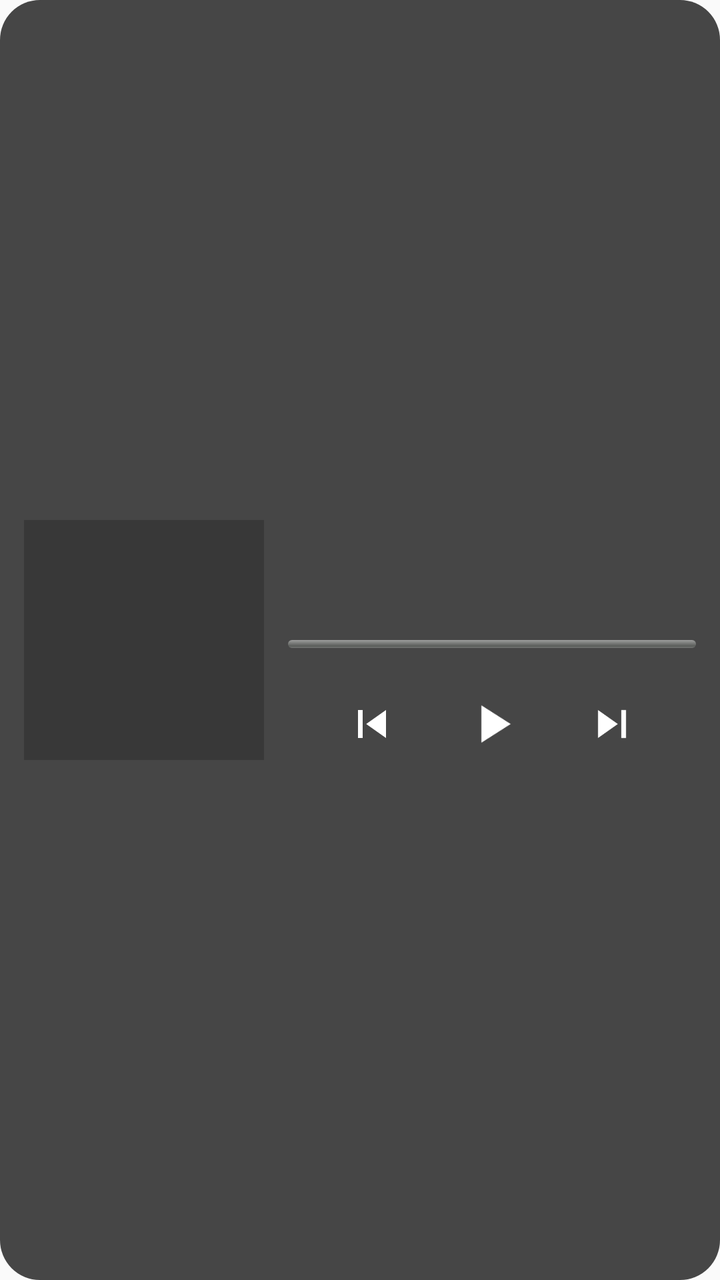
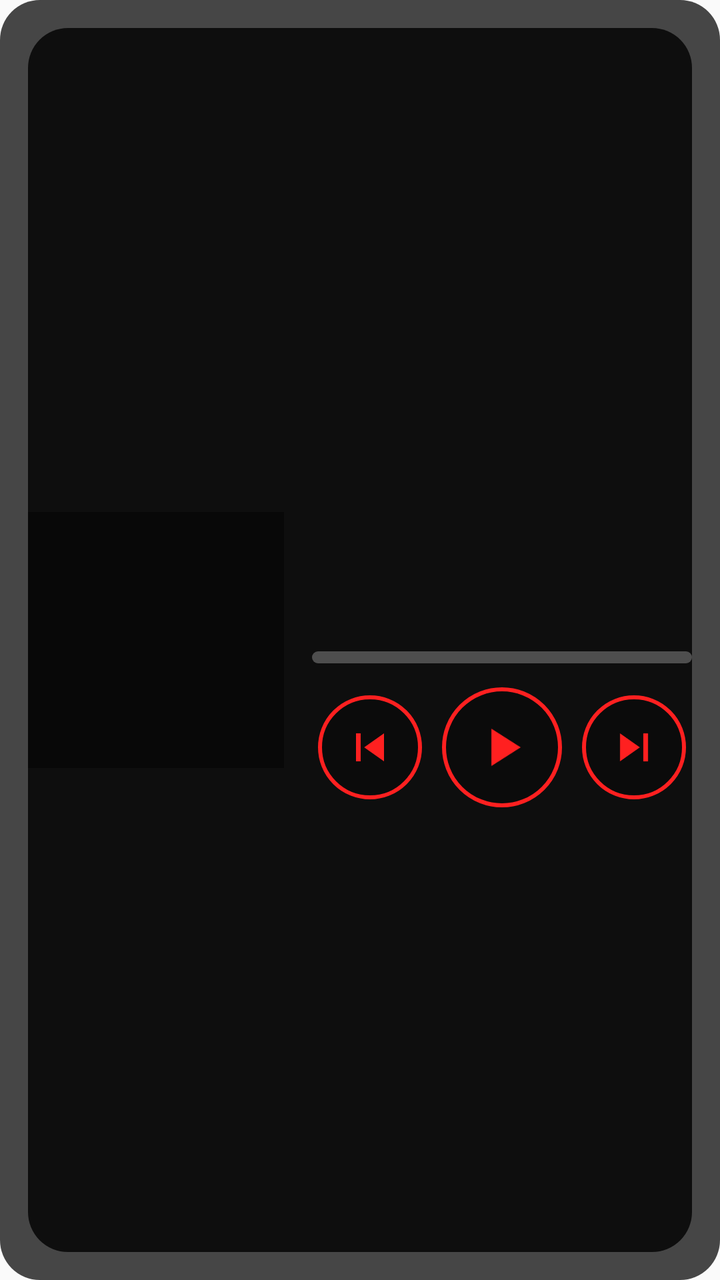

Before-and-after screenshots of an Android layout around one commit, followed by the original layout XML and the change that was made.
<!-- AndroidManifest.xml: another module's application theme AppTheme -->
<!-- res/layout/widget_player.xml -->
<?xml version="1.0" encoding="utf-8"?>
<RelativeLayout xmlns:android="http://schemas.android.com/apk/res/android"
    android:id="@+id/widget_root"
    android:layout_width="match_parent"
    android:layout_height="match_parent"
    android:background="@drawable/widget_background"
    android:padding="12dp">

    <ImageView
        android:id="@+id/widget_artwork_bg"
        android:layout_width="match_parent"
        android:layout_height="match_parent"
        android:alpha="0.35"
        android:contentDescription="@null"
        android:scaleType="centerCrop" />

    <LinearLayout
        android:layout_width="match_parent"
        android:layout_height="match_parent"
        android:gravity="center_vertical"
        android:orientation="horizontal">

        <ImageView
            android:id="@+id/widget_artwork"
            android:layout_width="120dp"
            android:layout_height="120dp"
            android:background="#33000000"
            android:contentDescription="@string/widget_artwork_desc"
            android:scaleType="centerCrop" />

        <LinearLayout
            android:layout_width="0dp"
            android:layout_height="wrap_content"
            android:layout_marginStart="12dp"
            android:layout_weight="1"
            android:orientation="vertical">

            <TextView
                android:id="@+id/widget_title"
                android:layout_width="match_parent"
                android:layout_height="wrap_content"
                android:ellipsize="marquee"
                android:marqueeRepeatLimit="marquee_forever"
                android:singleLine="true"
                android:textColor="#FFFFFF"
                android:textSize="16sp"
                android:textStyle="bold" />

            <TextView
                android:id="@+id/widget_artist"
                android:layout_width="match_parent"
                android:layout_height="wrap_content"
                android:layout_marginTop="4dp"
                android:ellipsize="end"
                android:maxLines="1"
                android:textColor="#CCFFFFFF"
                android:textSize="13sp" />

            <TextView
                android:id="@+id/widget_queue"
                android:layout_width="match_parent"
                android:layout_height="wrap_content"
                android:layout_marginTop="2dp"
                android:textColor="#99FFFFFF"
                android:textSize="11sp" />

            <ProgressBar
                android:id="@+id/widget_progress"
                style="?android:attr/progressBarStyleHorizontal"
                android:layout_width="match_parent"
                android:layout_height="4dp"
                android:layout_marginTop="10dp"
                android:max="1000"
                android:progressDrawable="@android:drawable/progress_horizontal" />

            <LinearLayout
                android:layout_width="match_parent"
                android:layout_height="wrap_content"
                android:layout_marginTop="10dp"
                android:gravity="center"
                android:orientation="horizontal">

                <ImageButton
                    android:id="@+id/widget_btn_prev"
                    android:layout_width="48dp"
                    android:layout_height="48dp"
                    android:background="?android:attr/selectableItemBackgroundBorderless"
                    android:contentDescription="@string/widget_prev_desc"
                    android:padding="10dp"
                    android:scaleType="fitCenter"
                    android:src="@drawable/ic_widget_skip_previous" />

                <ImageButton
                    android:id="@+id/widget_btn_play_pause"
                    android:layout_width="56dp"
                    android:layout_height="56dp"
                    android:layout_marginHorizontal="8dp"
                    android:background="?android:attr/selectableItemBackgroundBorderless"
                    android:contentDescription="@string/widget_play_desc"
                    android:padding="12dp"
                    android:scaleType="fitCenter"
                    android:src="@drawable/ic_widget_play" />

                <ImageButton
                    android:id="@+id/widget_btn_next"
                    android:layout_width="48dp"
                    android:layout_height="48dp"
                    android:background="?android:attr/selectableItemBackgroundBorderless"
                    android:contentDescription="@string/widget_next_desc"
                    android:padding="10dp"
                    android:scaleType="fitCenter"
                    android:src="@drawable/ic_widget_skip_next" />
            </LinearLayout>
        </LinearLayout>
    </LinearLayout>
</RelativeLayout>
<!-- resources referenced by this layout -->
<resources>
  <!-- drawable ic_widget_play (drawable) -->
  <?xml version="1.0" encoding="utf-8"?>
  <vector xmlns:android="http://schemas.android.com/apk/res/android"
      android:width="24dp"
      android:height="24dp"
      android:viewportWidth="24"
      android:viewportHeight="24">
      <path
          android:fillColor="#FFFFFF"
          android:pathData="M8,5v14l11,-7z" />
  </vector>
  <!-- drawable ic_widget_skip_next (drawable) -->
  <?xml version="1.0" encoding="utf-8"?>
  <vector xmlns:android="http://schemas.android.com/apk/res/android"
      android:width="24dp"
      android:height="24dp"
      android:viewportWidth="24"
      android:viewportHeight="24">
      <path
          android:fillColor="#FFFFFF"
          android:pathData="M6,18l8.5,-6L6,6v12zM16,6v12h2V6h-2z" />
  </vector>
  <!-- drawable ic_widget_skip_previous (drawable) -->
  <?xml version="1.0" encoding="utf-8"?>
  <vector xmlns:android="http://schemas.android.com/apk/res/android"
      android:width="24dp"
      android:height="24dp"
      android:viewportWidth="24"
      android:viewportHeight="24">
      <path
          android:fillColor="#FFFFFF"
          android:pathData="M6,6h2v12H6V6zM9.5,12l8.5,6V6L9.5,12z" />
  </vector>
  <!-- drawable widget_background (drawable) -->
  <?xml version="1.0" encoding="utf-8"?>
  <shape xmlns:android="http://schemas.android.com/apk/res/android"
      android:shape="rectangle">
      <solid android:color="#CC1A1A1A" />
      <corners android:radius="20dp" />
  </shape>
  <string name="widget_artwork_desc">Carátula del álbum</string>
  <string name="widget_next_desc">Siguiente</string>
  <string name="widget_play_desc">Reproducir o pausar</string>
  <string name="widget_prev_desc">Anterior</string>
  <style name="AppTheme" parent="Theme.AppCompat.Light.DarkActionBar">
          
          <item name="colorPrimary">@color/colorPrimary</item>
          <item name="colorPrimaryDark">@color/colorPrimaryDark</item>
          <item name="colorAccent">@color/colorAccent</item>
      </style>
</resources>

<!-- the commit's change to res/layout/widget_player.xml (unified diff, before → after) -->
@@ -4,15 +4,21 @@
     android:layout_width="match_parent"
     android:layout_height="match_parent"
     android:background="@drawable/widget_background"
-    android:padding="12dp">
+    android:padding="14dp">
 
     <ImageView
         android:id="@+id/widget_artwork_bg"
         android:layout_width="match_parent"
         android:layout_height="match_parent"
-        android:alpha="0.35"
+        android:alpha="0.22"
         android:contentDescription="@null"
         android:scaleType="centerCrop" />
+
+    <ImageView
+        android:layout_width="match_parent"
+        android:layout_height="match_parent"
+        android:background="@drawable/widget_scrim"
+        android:contentDescription="@null" />
 
     <LinearLayout
         android:layout_width="match_parent"
@@ -22,16 +28,16 @@
 
         <ImageView
             android:id="@+id/widget_artwork"
-            android:layout_width="120dp"
-            android:layout_height="120dp"
-            android:background="#33000000"
+            android:layout_width="128dp"
+            android:layout_height="128dp"
+            android:background="#66000000"
             android:contentDescription="@string/widget_artwork_desc"
             android:scaleType="centerCrop" />
 
         <LinearLayout
             android:layout_width="0dp"
             android:layout_height="wrap_content"
-            android:layout_marginStart="12dp"
+            android:layout_marginStart="14dp"
             android:layout_weight="1"
             android:orientation="vertical">
 
@@ -43,71 +49,73 @@
                 android:marqueeRepeatLimit="marquee_forever"
                 android:singleLine="true"
                 android:textColor="#FFFFFF"
-                android:textSize="16sp"
+                android:textSize="20sp"
                 android:textStyle="bold" />
 
             <TextView
                 android:id="@+id/widget_artist"
                 android:layout_width="match_parent"
                 android:layout_height="wrap_content"
-                android:layout_marginTop="4dp"
+                android:layout_marginTop="6dp"
                 android:ellipsize="end"
                 android:maxLines="1"
-                android:textColor="#CCFFFFFF"
-                android:textSize="13sp" />
+                android:textColor="#FFFFFF"
+                android:textSize="16sp"
+                android:textStyle="bold" />
 
             <TextView
                 android:id="@+id/widget_queue"
                 android:layout_width="match_parent"
                 android:layout_height="wrap_content"
-                android:layout_marginTop="2dp"
-                android:textColor="#99FFFFFF"
-                android:textSize="11sp" />
+                android:layout_marginTop="4dp"
+                android:textColor="#E6FFFFFF"
+                android:textSize="14sp"
+                android:textStyle="bold" />
 
             <ProgressBar
                 android:id="@+id/widget_progress"
                 style="?android:attr/progressBarStyleHorizontal"
                 android:layout_width="match_parent"
-                android:layout_height="4dp"
-                android:layout_marginTop="10dp"
+                android:layout_height="6dp"
+                android:layout_marginTop="12dp"
                 android:max="1000"
-                android:progressDrawable="@android:drawable/progress_horizontal" />
+                android:progressDrawable="@drawable/widget_progress_red" />
 
             <LinearLayout
                 android:layout_width="match_parent"
                 android:layout_height="wrap_content"
-                android:layout_marginTop="10dp"
+                android:layout_marginTop="12dp"
                 android:gravity="center"
                 android:orientation="horizontal">
 
                 <ImageButton
                     android:id="@+id/widget_btn_prev"
-                    android:layout_width="48dp"
-                    android:layout_height="48dp"
-                    android:background="?android:attr/selectableItemBackgroundBorderless"
+                    android:layout_width="52dp"
+                    android:layout_height="52dp"
+                    android:background="@drawable/widget_control_bg"
                     android:contentDescription="@string/widget_prev_desc"
-                    android:padding="10dp"
+                    android:padding="12dp"
                     android:scaleType="fitCenter"
                     android:src="@drawable/ic_widget_skip_previous" />
 
                 <ImageButton
                     android:id="@+id/widget_btn_play_pause"
-                    android:layout_width="56dp"
-                    android:layout_height="56dp"
-                    android:layout_marginHorizontal="8dp"
-                    android:background="?android:attr/selectableItemBackgroundBorderless"
+                    android:layout_width="60dp"
+                    android:layout_height="60dp"
+                    android:layout_marginHorizontal="10dp"
+                    android:background="@drawable/widget_control_bg"
                     android:contentDescription="@string/widget_play_desc"
-                    android:padding="12dp"
+                    android:padding="14dp"
                     android:scaleType="fitCenter"
                     android:src="@drawable/ic_widget_play" />
 
                 <ImageButton
                     android:id="@+id/widget_btn_next"
-                    android:layout_width="48dp"
-                    android:layout_height="48dp"
-                    android:background="?android:attr/selectableItemBackgroundBorderless"
+                    android:layout_width="52dp"
+                    android:layout_height="52dp"
+                    android:background="@drawable/widget_control_bg"
                     android:contentDescription="@string/widget_next_desc"
-                    android:padding="10dp"
+                    android:padding="12dp"
                     android:scaleType="fitCenter"
                     android:src="@drawable/ic_widget_skip_next" />
             </LinearLayout>
<!-- resource entries referenced after the edit -->
@@ -8,7 +8,7 @@
       android:viewportWidth="24"
       android:viewportHeight="24">
       <path
-          android:fillColor="#FFFFFF"
+          android:fillColor="#FF2020"
           android:pathData="M8,5v14l11,-7z" />
   </vector>
   <!-- drawable ic_widget_skip_next (drawable) -->
@@ -19,7 +19,7 @@
       android:viewportWidth="24"
       android:viewportHeight="24">
       <path
-          android:fillColor="#FFFFFF"
+          android:fillColor="#FF2020"
           android:pathData="M6,18l8.5,-6L6,6v12zM16,6v12h2V6h-2z" />
   </vector>
   <!-- drawable ic_widget_skip_previous (drawable) -->
@@ -30,7 +30,7 @@
       android:viewportWidth="24"
       android:viewportHeight="24">
       <path
-          android:fillColor="#FFFFFF"
+          android:fillColor="#FF2020"
           android:pathData="M6,6h2v12H6V6zM9.5,12l8.5,6V6L9.5,12z" />
   </vector>
   <!-- drawable widget_background (drawable) -->
@@ -38,6 +38,43 @@
   <shape xmlns:android="http://schemas.android.com/apk/res/android"
       android:shape="rectangle">
       <solid android:color="#CC1A1A1A" />
+      <corners android:radius="20dp" />
+  </shape>
+  <!-- drawable widget_control_bg (drawable) -->
+  <?xml version="1.0" encoding="utf-8"?>
+  <layer-list xmlns:android="http://schemas.android.com/apk/res/android">
+      <item>
+          <shape android:shape="oval">
+              <solid android:color="#33000000" />
+              <stroke
+                  android:width="2dp"
+                  android:color="#FF2020" />
+          </shape>
+      </item>
+  </layer-list>
+  <!-- drawable widget_progress_red (drawable) -->
+  <?xml version="1.0" encoding="utf-8"?>
+  <layer-list xmlns:android="http://schemas.android.com/apk/res/android">
+      <item android:id="@android:id/background">
+          <shape android:shape="rectangle">
+              <corners android:radius="4dp" />
+              <solid android:color="#44FFFFFF" />
+          </shape>
+      </item>
+      <item android:id="@android:id/progress">
+          <clip>
+              <shape android:shape="rectangle">
+                  <corners android:radius="4dp" />
+                  <solid android:color="#FF2020" />
+              </shape>
+          </clip>
+      </item>
+  </layer-list>
+  <!-- drawable widget_scrim (drawable) -->
+  <?xml version="1.0" encoding="utf-8"?>
+  <shape xmlns:android="http://schemas.android.com/apk/res/android"
+      android:shape="rectangle">
+      <solid android:color="#CC000000" />
       <corners android:radius="20dp" />
   </shape>
   <string name="widget_artwork_desc">Carátula del álbum</string>
